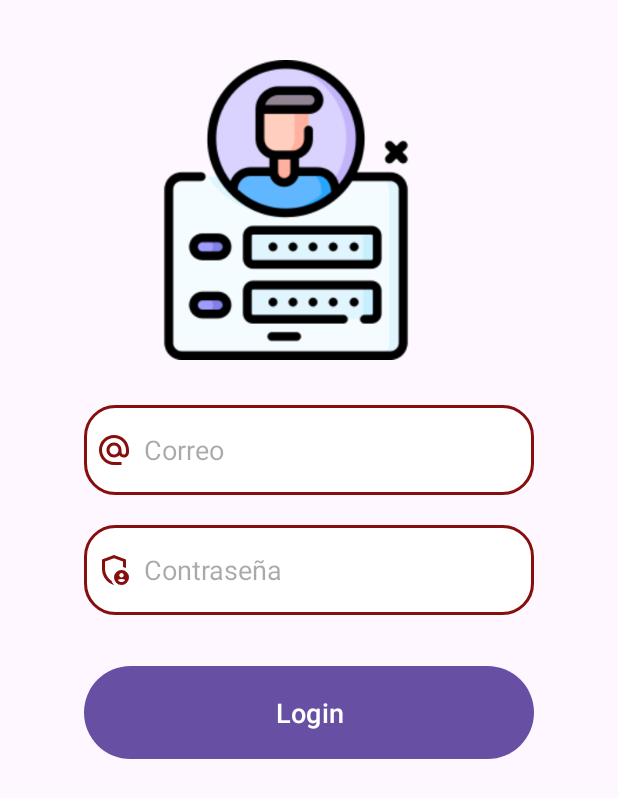
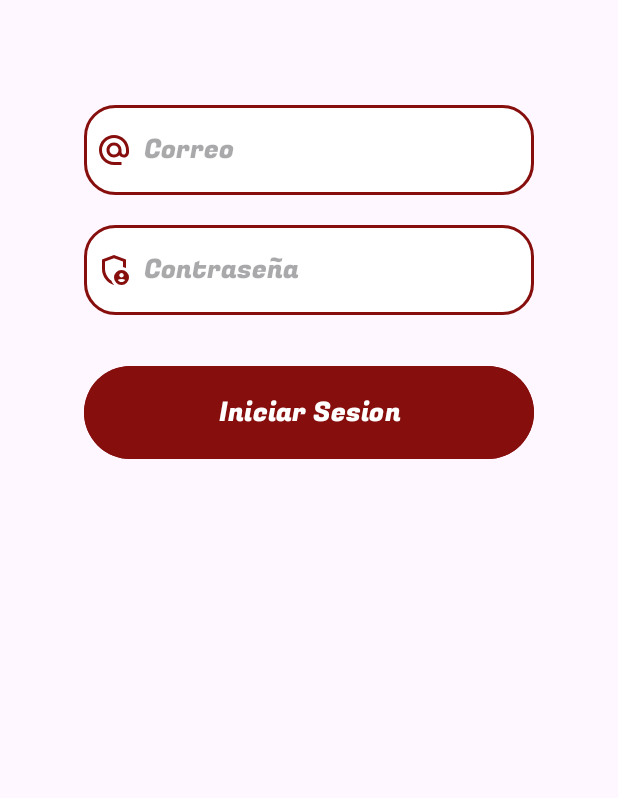
Before and after one commit to Jonatan1014/BeautyCare, an Android app: the layout fragment_login_tab.xml on its own in the app's theme, with its tools: preview values and no code run, on a phone screen of 412 x 824 dp. Shown: the top 798 px of the screen. Run offline under Robolectric (Android 15) with nearby library versions, the phone set to English and light mode, and no system bars; network calls fail.

Commit message:
Mejora de interfaz inicio sesion y registro

```diff
--- a/app/src/main/java/com/example/beautycare/LoginTabFragment.java
+++ b/app/src/main/java/com/example/beautycare/LoginTabFragment.java
@@ -54,7 +54,7 @@ public class LoginTabFragment extends Fragment implements Response.Listener<JSON
     }
 
     private void login(){
-        String url = "https://bd-app.000webhostapp.com/registrar.php?user="+user.getText().toString()+"&pwd="+pass.getText().toString();
+        String url = "https://bd-app.000webhostapp.com/sesion.php?user="+user.getText().toString()+"&pwd="+pass.getText().toString();
         jrq = new JsonObjectRequest(Request.Method.GET, url, null, this, this);
         rq.add(jrq);
 
--- a/app/src/main/res/layout/fragment_login_tab.xml
+++ b/app/src/main/res/layout/fragment_login_tab.xml
@@ -17,10 +17,6 @@
             android:layout_marginTop="20dp"
             android:padding="20dp">
 
-            <ImageView
-                android:layout_width="341dp"
-                android:layout_height="200dp"
-                android:src="@drawable/loginimg" />
             <EditText
                 android:layout_width="300dp"
                 android:layout_height="60dp"
@@ -29,6 +25,8 @@
                 android:layout_marginTop="30dp"
                 android:padding="8dp"
                 android:hint="Correo"
+                android:fontFamily="@font/fugazoneregular"
+                android:textColor="@color/black"
                 android:drawableLeft="@drawable/baseline_alternate_email_24"
                 android:drawablePadding="8dp"
                 android:background="@drawable/edittext_bkg"/>
@@ -40,6 +38,8 @@
                 android:layout_marginTop="20dp"
                 android:padding="8dp"
                 android:hint="Contraseña"
+                android:textColor="@color/black"
+                android:fontFamily="@font/fugazoneregular"
                 android:inputType="textPassword"
                 android:drawableLeft="@drawable/outline_admin_panel_settings_24"
                 android:drawablePadding="8dp"
@@ -50,8 +50,11 @@
                 android:layout_gravity="center"
                 android:layout_marginTop="30dp"
                 android:id="@+id/login_button"
+                android:backgroundTint="@color/red_dark"
+                android:textColor="@color/white"
+                android:fontFamily="@font/fugazoneregular"
                 android:textSize="18sp"
-                android:text="Login"
+                android:text="Iniciar Sesion"
                 />
         </LinearLayout>
     </LinearLayout>
--- a/app/src/main/res/layout/fragment_singup_tab.xml
+++ b/app/src/main/res/layout/fragment_singup_tab.xml
@@ -18,10 +18,6 @@
             android:orientation="vertical"
             android:padding="20dp">
 
-            <ImageView
-                android:layout_width="353dp"
-                android:layout_height="200dp"
-                android:src="@drawable/signimg" />
 
             <EditText
                 android:id="@+id/signup_name"
@@ -73,7 +69,7 @@
                 android:layout_marginTop="30dp"
                 android:text="Registrar"
                 android:fontFamily="@font/fugazoneregular"
-                android:background="@color/red_dark"
+                android:backgroundTint="@color/red_dark"
                 android:textSize="18sp" />
         </LinearLayout>
     </LinearLayout>
--- a/app/src/main/res/values/style.xml
+++ b/app/src/main/res/values/style.xml
@@ -5,4 +5,8 @@
         <item name="android:fontFamily">@font/fugazoneregular</item>
     </style>
 
+    <style name="TabLayaoutTextStyle" parent="TextAppearance.Widget.AppCompat.Toolbar.Title">
+        <item name="android:fontFamily">@font/fugazoneregular</item>
+    </style>
+
 </resources>
```
Also changed, not shown: app/src/main/res/layout/activity_login.xml (+49 -27 lines).
